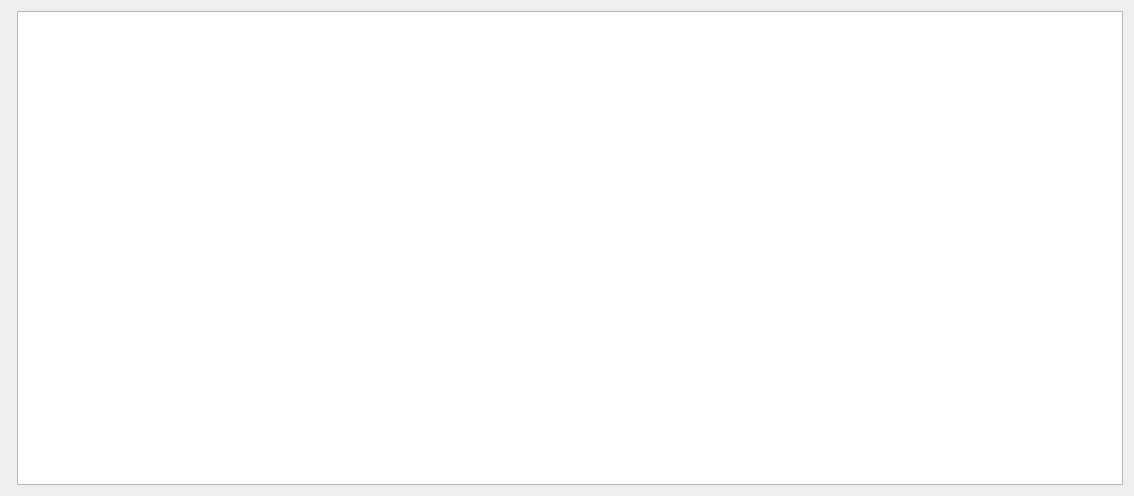
Before: the Qt Designer form revision_tree/revisiontree.ui in PLLUG/sourceline, drawn with Qt 5.
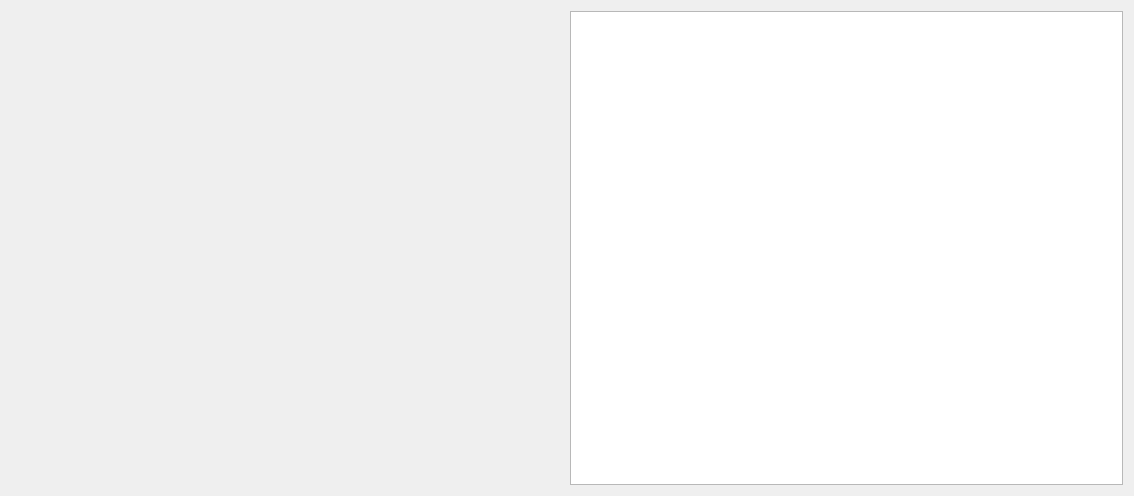
After: the same form once the commit is applied. Custom widgets are drawn as their Qt base class.

Commit message: added revision tree widget

Diff of the .ui file:
```diff
--- a/revision_tree/revisiontree.ui
+++ b/revision_tree/revisiontree.ui
@@ -13,7 +13,7 @@
   <property name="windowTitle">
    <string>Form</string>
   </property>
-  <layout class="QHBoxLayout" name="horizontalLayout">
+  <layout class="QHBoxLayout" name="horizontalLayout" stretch="1,1">
    <item>
     <widget class="RevisionTreeWidget" name="revisionTreeWidget" native="true"/>
    </item>
```
The commit also changes 7 other files.
